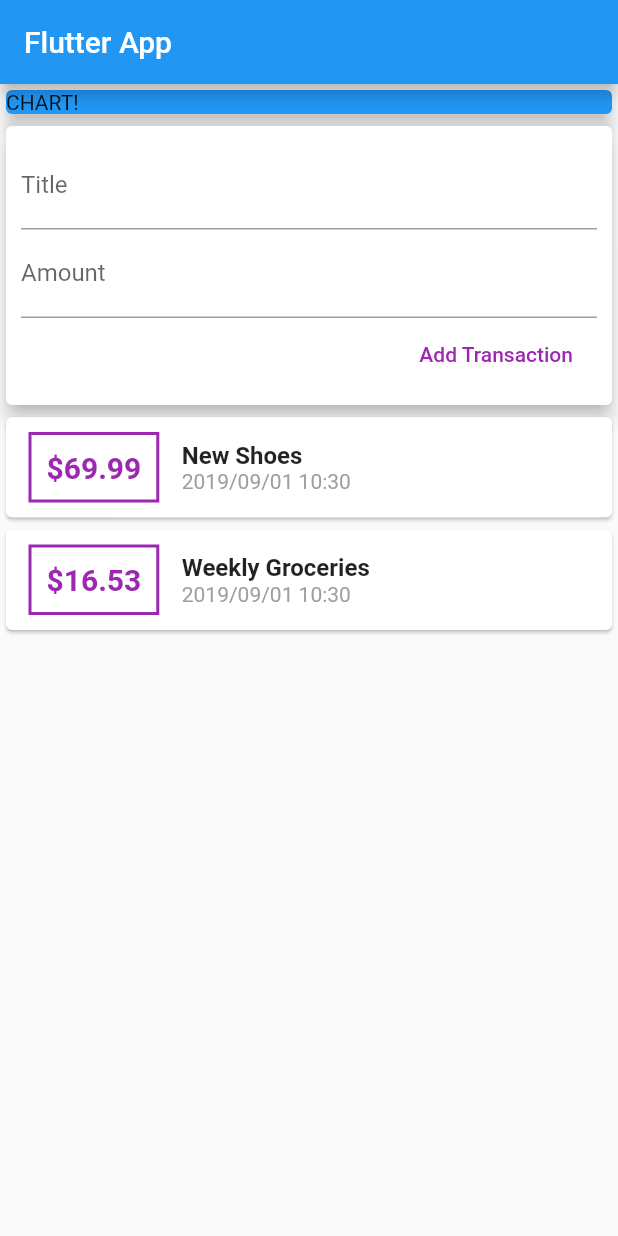
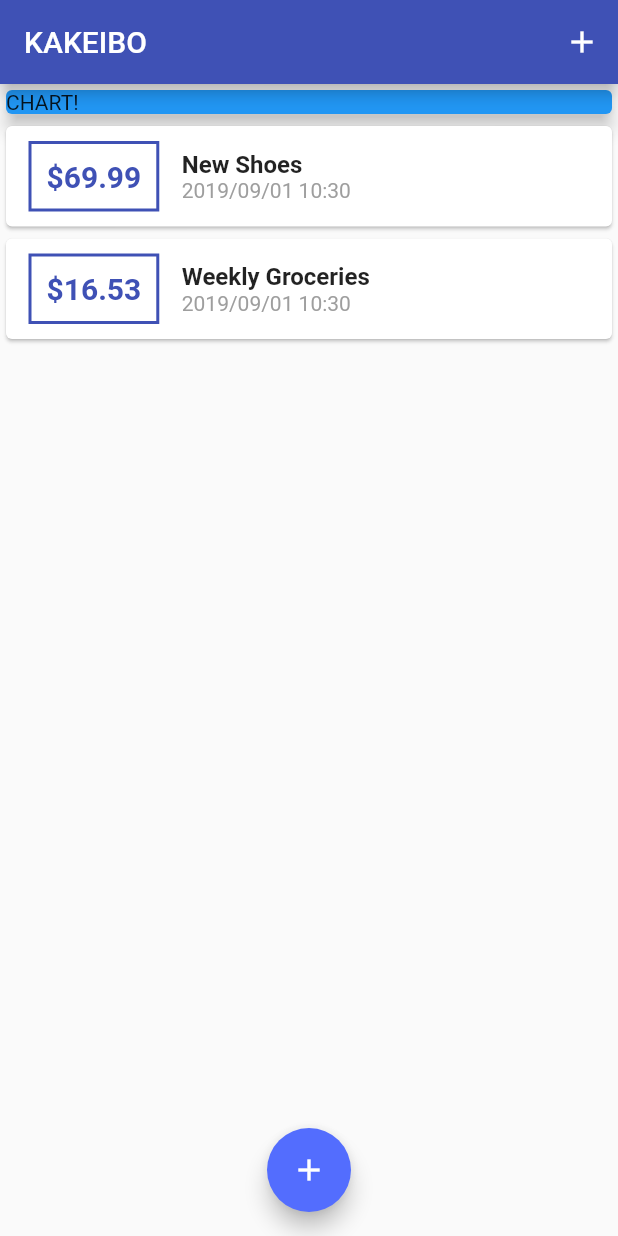
Before and after one commit to goki0524/kakeibo, a Flutter app: the screen it shows after launch, on a phone screen of 412 x 824 dp. Run offline on Flutter 3.47's test engine with Material 2 defaults, Android fonts, the phone set to English and light mode, and no system bars.

Commit message:
finish 92

```diff
--- a/lib/main.dart
+++ b/lib/main.dart
@@ -1,5 +1,7 @@
 import 'package:flutter/material.dart';
-import './widgets/user_transaction.dart';
+import './widgets/transaction_list.dart';
+import './widgets/new_transaction.dart';
+import './models/transaction.dart';
 
 void main() => runApp(MyApp());
 
@@ -7,25 +9,76 @@ class MyApp extends StatelessWidget {
   @override
   Widget build(BuildContext context) {
     return MaterialApp(
-      title: 'Flutter App',
+      title: 'KAKEIBO',
+      theme: ThemeData(
+        primarySwatch: Colors.indigo,
+        accentColor: Colors.indigoAccent,
+      ),
       home: MyHomePage(),
     );
   }
 }
 
-class MyHomePage extends StatelessWidget {
-  // String titleInput;
-  // String amountInput;
-  final titleController = TextEditingController();
-  final amountController = TextEditingController();
+class MyHomePage extends StatefulWidget {
+  @override
+  _MyHomePageState createState() => _MyHomePageState();
+}
+
+class _MyHomePageState extends State<MyHomePage> {
+  final List<Transaction> _userTransactions = [
+    Transaction(
+      id: 't1',
+      title: 'New Shoes',
+      amount: 69.99,
+      date: DateTime.now(),
+    ),
+    Transaction(
+      id: 't2',
+      title: 'Weekly Groceries',
+      amount: 16.53,
+      date: DateTime.now(),
+    ),
+  ];
+
+  void _addNewTransaction(String txTitle, double txAmount) {
+    final newTx = Transaction(
+      title: txTitle,
+      amount: txAmount,
+      date: DateTime.now(),
+      id: DateTime.now().toString(),
+    );
+    setState(() {
+      _userTransactions.add(newTx);
+    });
+  }
+
+  void _startAddNewTransaction(BuildContext ctx) {
+    showModalBottomSheet(
+      context: ctx,
+      builder: (_) {
+        return GestureDetector(
+          onTap: () {},
+          child: NewTransaction(_addNewTransaction),
+          behavior: HitTestBehavior.opaque,
+        );
+      },
+    );
+  }
 
   @override
   Widget build(BuildContext context) {
     return Scaffold(
       appBar: AppBar(
-        title: Text('Flutter App'),
+        title: Text('KAKEIBO'),
+        actions: <Widget>[
+          IconButton(
+            icon: Icon(Icons.add),
+            onPressed: () => _startAddNewTransaction(context),
           ),
-      body: Column(
+        ],
+      ),
+      body: SingleChildScrollView(
+        child: Column(
           // mainAxisAlignment: MainAxisAlignment.start,
           crossAxisAlignment: CrossAxisAlignment.stretch,
           children: <Widget>[
@@ -37,8 +90,14 @@ class MyHomePage extends StatelessWidget {
                 elevation: 5,
               ),
             ),
-          UserTransactions()
+            TransactionList(_userTransactions),
           ],
+        ),
+      ),
+      floatingActionButtonLocation: FloatingActionButtonLocation.centerFloat,
+      floatingActionButton: FloatingActionButton(
+        child: Icon(Icons.add),
+        onPressed: () => _startAddNewTransaction(context),
       ),
     );
   }
--- a/lib/widgets/transaction_list.dart
+++ b/lib/widgets/transaction_list.dart
@@ -9,8 +9,10 @@ class TransactionList extends StatelessWidget {
 
   @override
   Widget build(BuildContext context) {
-    return Column(
-      children: transactions.map((tx) {
+    return Container(
+      height: 300,
+      child: ListView.builder(
+        itemBuilder: (ctx, index) {
           return Card(
             child: Row(
               children: <Widget>[
@@ -21,17 +23,17 @@ class TransactionList extends StatelessWidget {
                   ),
                   decoration: BoxDecoration(
                     border: Border.all(
-                    color: Colors.purple,
+                      color: Theme.of(context).primaryColor,
                       width: 2,
                     ),
                   ),
                   padding: EdgeInsets.all(10),
                   child: Text(
-                  '\$${tx.amount}',
+                    '\$${transactions[index].amount.toStringAsFixed(2)}',
                     style: TextStyle(
                       fontWeight: FontWeight.bold,
                       fontSize: 20,
-                    color: Colors.purple,
+                      color: Theme.of(context).primaryColor,
                     ),
                   ),
                 ),
@@ -39,14 +41,14 @@ class TransactionList extends StatelessWidget {
                   crossAxisAlignment: CrossAxisAlignment.start,
                   children: <Widget>[
                     Text(
-                    tx.title,
+                      transactions[index].title,
                       style: TextStyle(
                         fontSize: 16,
                         fontWeight: FontWeight.bold,
                       ),
                     ),
                     Text(
-                    DateFormat('yyyy/MM/dd hh:mm').format(tx.date),
+                      DateFormat('yyyy/MM/dd hh:mm').format(transactions[index].date),
                       style: TextStyle(
                         color: Colors.grey,
                       ),
@@ -56,7 +58,9 @@ class TransactionList extends StatelessWidget {
               ],
             ),
           );
-      }).toList(),
+        },
+        itemCount: transactions.length,
+      ),
     );
   }
 }
--- a/lib/widgets/user_transaction.dart
+++ /dev/null
@@ -1,48 +0,0 @@
-import 'package:flutter/material.dart';
-import './new_transaction.dart';
-import './transaction_list.dart';
-import '../models/transaction.dart';
-
-class UserTransactions extends StatefulWidget {
-  @override
-  _UserTransactionsState createState() => _UserTransactionsState();
-}
-
-class _UserTransactionsState extends State<UserTransactions> {
-  final List<Transaction> _userTransactions = [
-    Transaction(
-      id: 't1',
-      title: 'New Shoes',
-      amount: 69.99,
-      date: DateTime.now(),
-    ),
-    Transaction(
-      id: 't2',
-      title: 'Weekly Groceries',
-      amount: 16.53,
-      date: DateTime.now(),
-    ),
-  ];
-
-  void _addNewTransaction(String txTitle, double txAmount) {
-    final newTx = Transaction(
-      title: txTitle,
-      amount: txAmount,
-      date: DateTime.now(),
-      id: DateTime.now().toString(),
-    );
-    setState(() {
-      _userTransactions.add(newTx);
-    });
-  }
-
-  @override
-  Widget build(BuildContext context) {
-    return Column(
-      children: <Widget>[
-        NewTransaction(_addNewTransaction),
-        TransactionList(_userTransactions),
-      ],
-    );
-  }
-}
```
Also changed, not shown: lib/widgets/new_transaction.dart (+29 -11 lines). Lines whose indentation alone changed are shown as unchanged.
